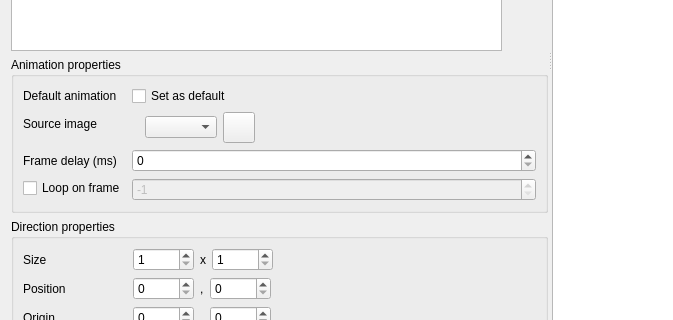
This is src/gui/sprite_editor.ui in solarus-games/solarus-quest-editor as Qt 5 draws it before an edit; both pictures show x 0 to 673 and y 290 to 610 of the 1000 by 700 pixel window. The edited form follows.
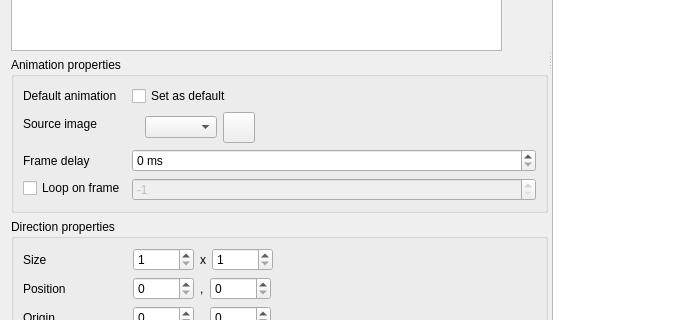
This is the edited form. Icons and pictures are not drawn. Custom widgets are drawn as their Qt base class.

Commit message: Update French translation.

What changed in the file:
```diff
--- a/src/gui/sprite_editor.ui
+++ b/src/gui/sprite_editor.ui
@@ -313,6 +313,9 @@
           </item>
           <item row="2" column="1">
            <widget class="QSpinBox" name="frame_delay_field">
+            <property name="suffix">
+             <string> ms</string>
+            </property>
             <property name="maximum">
              <number>99999</number>
             </property>
@@ -327,7 +330,7 @@
              <string/>
             </property>
             <property name="text">
-             <string>Frame delay (ms)</string>
+             <string>Frame delay</string>
             </property>
            </widget>
           </item>
```
The commit also changes 1 other file.
